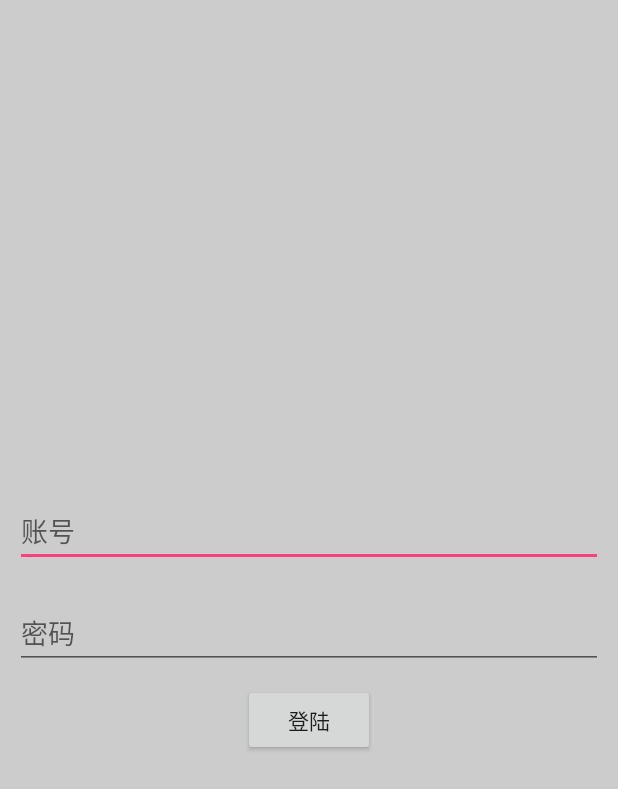
After one commit to cyp1036029770/Myyouhuo, an Android app: the LoginActivity screen opened directly, with no data from a screen before it, on a phone screen of 412 x 824 dp. The commit adds this screen. Shown: the top 789 px of the screen. Run offline under Robolectric (Android 15) with nearby library versions, the phone set to English and light mode, and no system bars.

Commit message:
9.5再次完善了代码

```diff
--- a/app/src/main/java/com/example/chenyunpeng/youhuo/User.java
+++ b/app/src/main/java/com/example/chenyunpeng/youhuo/User.java
@@ -5,4 +5,7 @@ package com.example.chenyunpeng.youhuo;
  */
 public class User {
     public String id;
+    public String name;
+    public String token;
+
 }
--- /dev/null
+++ b/app/src/main/java/com/example/chenyunpeng/youhuo/activity/LoginActivity.java
@@ -0,0 +1,36 @@
+package com.example.chenyunpeng.youhuo.activity;
+
+import android.os.Bundle;
+import android.support.design.widget.TextInputEditText;
+import android.support.v7.app.AppCompatActivity;
+import android.view.View;
+import android.widget.Button;
+
+import com.example.chenyunpeng.youhuo.R;
+
+public class LoginActivity extends AppCompatActivity implements View.OnClickListener {
+
+    private android.support.design.widget.TextInputEditText account;
+    private android.support.design.widget.TextInputEditText pasword;
+    private android.widget.Button login;
+
+    @Override
+    protected void onCreate(Bundle savedInstanceState) {
+        super.onCreate(savedInstanceState);
+        setContentView(R.layout.activity_login);
+        initView();
+
+    }
+
+    private void initView() {
+        this.login = (Button) findViewById(R.id.login);
+        this.pasword = (TextInputEditText) findViewById(R.id.pasword);
+        this.account = (TextInputEditText) findViewById(R.id.account);
+        login.setOnClickListener(this);
+    }
+
+    @Override
+    public void onClick(View v) {
+        //模拟本地登陆
+    }
+}
--- a/app/src/main/res/layout/activity_gou_wu_che.xml
+++ b/app/src/main/res/layout/activity_gou_wu_che.xml
@@ -14,7 +14,8 @@
             android:src="@mipmap/yoho_view_titlebar_back"
             android:layout_centerVertical="true"
             android:layout_width="wrap_content"
-            android:layout_height="wrap_content" />
+            android:layout_height="wrap_content"
+            android:id="@+id/back" />
         <TextView
             android:text="购物车"
             android:textColor="#fff"
@@ -22,8 +23,9 @@
             android:layout_width="wrap_content"
             android:layout_height="wrap_content" />
         <TextView
-            android:onClick="bianji"
+            android:id="@+id/bianji"
             android:text="编辑"
+            android:layout_marginRight="10dp"
             android:layout_centerVertical="true"
             android:layout_alignParentRight="true"
             android:textColor="#fff"
--- /dev/null
+++ b/app/src/main/res/layout/activity_login.xml
@@ -0,0 +1,38 @@
+<?xml version="1.0" encoding="utf-8"?>
+<RelativeLayout xmlns:android="http://schemas.android.com/apk/res/android"
+    xmlns:tools="http://schemas.android.com/tools"
+    android:layout_width="match_parent"
+    android:layout_height="match_parent"
+    android:background="#ccc"
+    tools:context="com.example.chenyunpeng.youhuo.activity.LoginActivity">
+<RelativeLayout
+    android:layout_centerInParent="true"
+    android:layout_width="match_parent"
+    android:layout_height="wrap_content">
+    <android.support.design.widget.TextInputEditText
+        android:layout_width="match_parent"
+        android:layout_height="wrap_content"
+        android:layout_margin="10dp"
+        android:hint="账号"
+        android:id="@+id/account"
+        android:layout_marginBottom="20dp"
+        />
+    <android.support.design.widget.TextInputEditText
+        android:layout_width="match_parent"
+        android:layout_height="wrap_content"
+        android:layout_margin="10dp"
+        android:hint="密码"
+        android:id="@+id/pasword"
+        android:layout_below="@+id/account"
+        />
+    <Button
+        android:id="@+id/login"
+        android:layout_width="wrap_content"
+        android:layout_height="wrap_content"
+        android:text="登陆"
+
+        android:layout_centerHorizontal="true"
+        android:layout_below="@+id/pasword"
+        />
+</RelativeLayout>
+</RelativeLayout>
```
Also changed, not shown: app/src/main/AndroidManifest.xml (+14 -12 lines), app/src/main/java/com/example/chenyunpeng/youhuo/MainActivity.java (+35 -3 lines), app/src/main/java/com/example/chenyunpeng/youhuo/activity/GouWuCheActivity.java (+73 -25 lines), app/src/main/java/com/example/chenyunpeng/youhuo/adapter/GouWuCheAdapter.java (+10 -5 lines).
